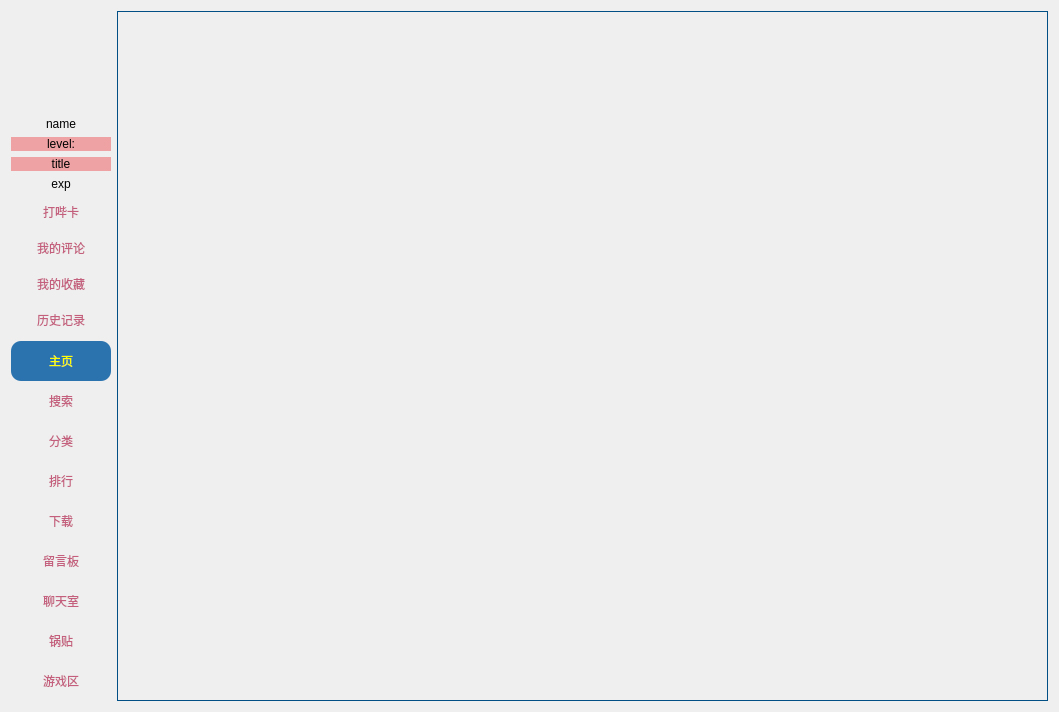
This is ui/user.ui in tonquer/picacg-qt as Qt 5 draws it before an edit. The edited form follows.
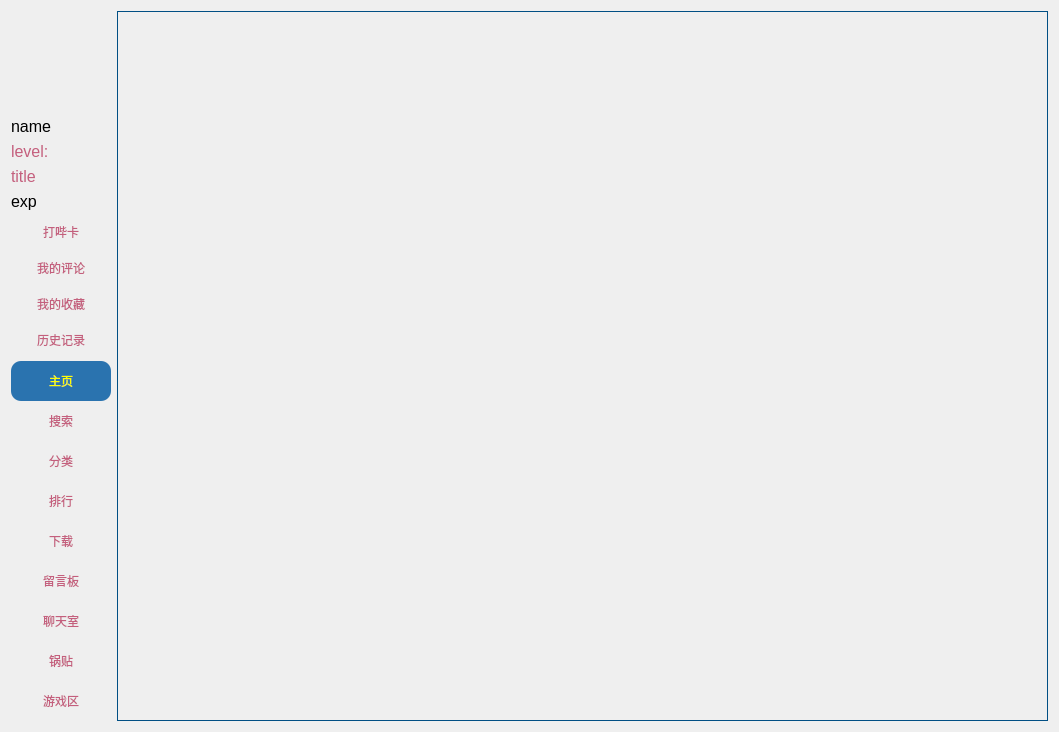
This is the edited form. Icons and pictures are not drawn. Custom widgets are drawn as their Qt base class.

Patch:
```diff
--- a/ui/user.ui
+++ b/ui/user.ui
@@ -69,11 +69,19 @@
            <height>16777215</height>
           </size>
          </property>
+         <property name="font">
+          <font>
+           <pointsize>12</pointsize>
+          </font>
+         </property>
          <property name="text">
           <string>name</string>
          </property>
          <property name="alignment">
-          <set>Qt::AlignCenter</set>
+          <set>Qt::AlignLeading|Qt::AlignLeft|Qt::AlignVCenter</set>
+         </property>
+         <property name="margin">
+          <number>3</number>
          </property>
         </widget>
        </item>
@@ -85,14 +93,22 @@
            <height>16777215</height>
           </size>
          </property>
+         <property name="font">
+          <font>
+           <pointsize>12</pointsize>
+          </font>
+         </property>
          <property name="styleSheet">
-          <string notr="true">background:#eeA2A4;</string>
+          <string notr="true">color: rgb(196, 95, 125);</string>
          </property>
          <property name="text">
           <string>level:</string>
          </property>
          <property name="alignment">
-          <set>Qt::AlignCenter</set>
+          <set>Qt::AlignLeading|Qt::AlignLeft|Qt::AlignVCenter</set>
+         </property>
+         <property name="margin">
+          <number>3</number>
          </property>
         </widget>
        </item>
@@ -104,14 +120,22 @@
            <height>16777215</height>
           </size>
          </property>
+         <property name="font">
+          <font>
+           <pointsize>12</pointsize>
+          </font>
+         </property>
          <property name="styleSheet">
-          <string notr="true">background:#eeA2A4;</string>
+          <string notr="true">color: rgb(196, 95, 125);</string>
          </property>
          <property name="text">
           <string>title</string>
          </property>
          <property name="alignment">
-          <set>Qt::AlignCenter</set>
+          <set>Qt::AlignLeading|Qt::AlignLeft|Qt::AlignVCenter</set>
+         </property>
+         <property name="margin">
+          <number>3</number>
          </property>
         </widget>
        </item>
@@ -123,11 +147,19 @@
            <height>16777215</height>
           </size>
          </property>
+         <property name="font">
+          <font>
+           <pointsize>12</pointsize>
+          </font>
+         </property>
          <property name="text">
           <string>exp</string>
          </property>
          <property name="alignment">
-          <set>Qt::AlignCenter</set>
+          <set>Qt::AlignLeading|Qt::AlignLeft|Qt::AlignVCenter</set>
+         </property>
+         <property name="margin">
+          <number>3</number>
          </property>
         </widget>
        </item>
```
